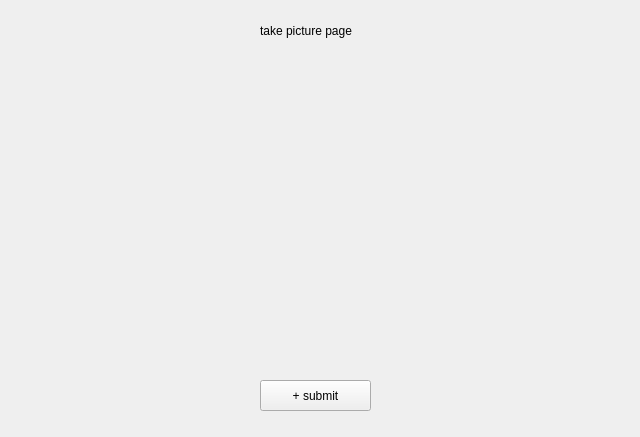
The window that application/src/pages/takepicture.ui (thedeclancarter/GPMS) describes before a commit, drawn with Qt 5.
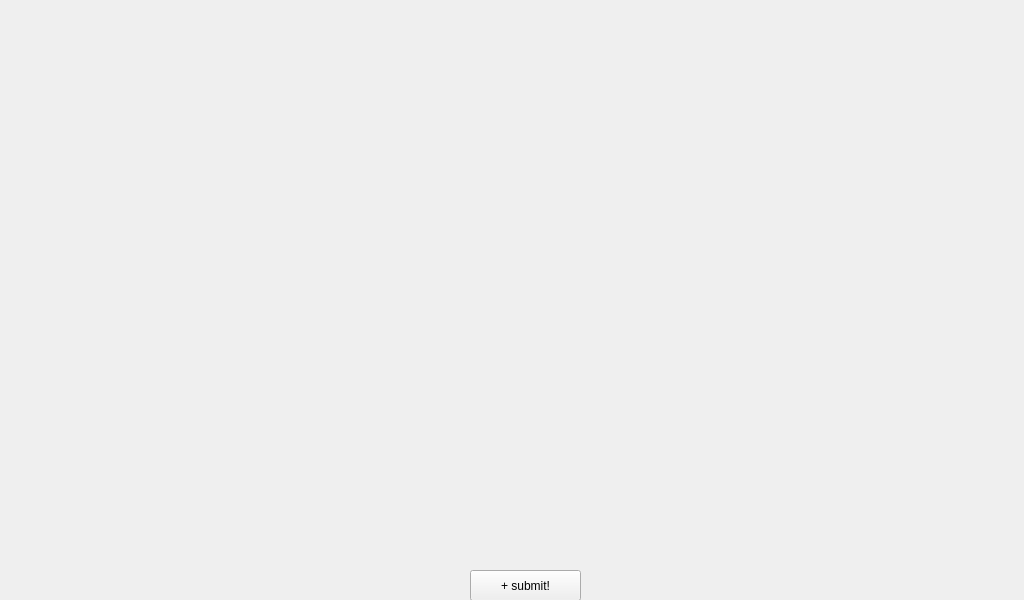
The same window after the commit.

The edit to the form file:
```diff
--- a/application/src/pages/takepicture.ui
+++ b/application/src/pages/takepicture.ui
@@ -6,8 +6,8 @@
    <rect>
     <x>0</x>
     <y>0</y>
-    <width>640</width>
-    <height>437</height>
+    <width>1024</width>
+    <height>600</height>
    </rect>
   </property>
   <property name="windowTitle">
@@ -16,37 +16,30 @@
   <widget class="QWidget" name="webcamLayout" native="true">
    <property name="geometry">
     <rect>
-     <x>60</x>
-     <y>50</y>
-     <width>511</width>
-     <height>301</height>
+     <x>80</x>
+     <y>70</y>
+     <width>731</width>
+     <height>321</height>
     </rect>
    </property>
-  </widget>
-  <widget class="QLabel" name="label">
-   <property name="geometry">
-    <rect>
-     <x>260</x>
-     <y>20</y>
-     <width>121</width>
-     <height>21</height>
-    </rect>
-   </property>
-   <property name="text">
-    <string>take picture page</string>
+   <property name="baseSize">
+    <size>
+     <width>520</width>
+     <height>300</height>
+    </size>
    </property>
   </widget>
   <widget class="QPushButton" name="takePictureButton">
    <property name="geometry">
     <rect>
-     <x>260</x>
-     <y>380</y>
+     <x>470</x>
+     <y>570</y>
      <width>111</width>
      <height>31</height>
     </rect>
    </property>
    <property name="text">
-    <string>+ submit</string>
+    <string>+ submit!</string>
    </property>
   </widget>
  </widget>
```
Left out of the diff: 6 changed lines with no effect on the pictures.
